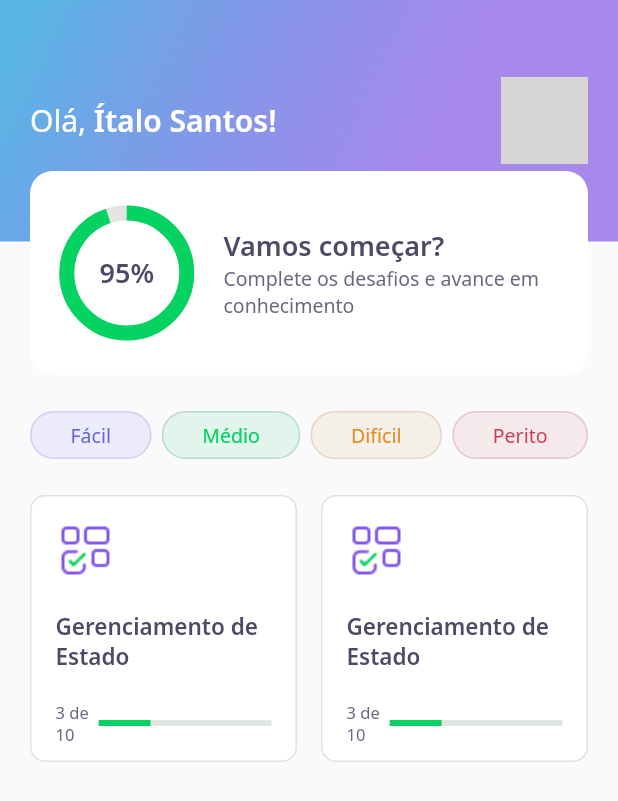
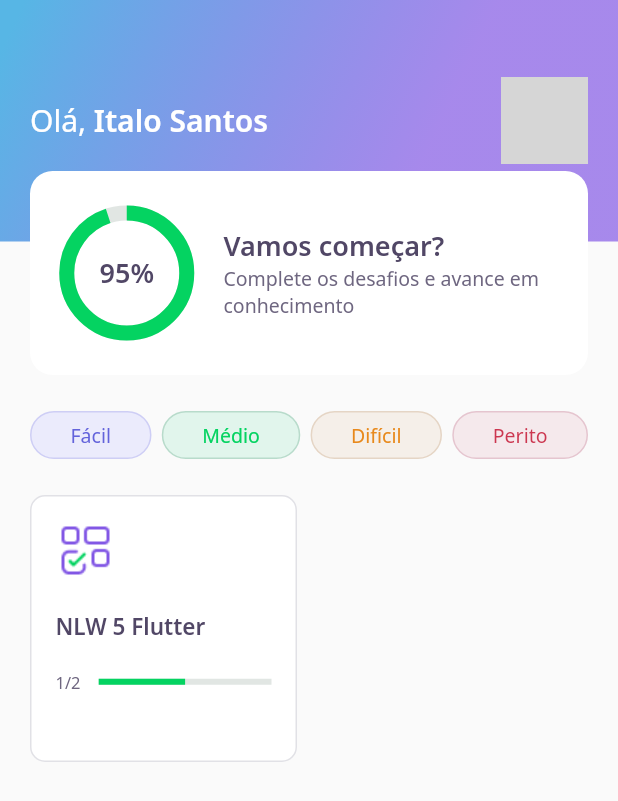
Before and after one commit to dev-italosantos/nlw-05-flutter, a Flutter app: the HomePage screen opened directly, on a phone screen of 412 x 824 dp. Shown: the top 801 px of the screen. Run offline on Flutter 3.47's test engine with Material 2 defaults, Android fonts, the phone set to English and light mode, and no system bars; our stand-ins replace google_fonts; accounts and stored records are empty; network calls fail; grey boxes are pictures that could not be loaded.

Commit message:
dev-quiz 3.2

```diff
--- /dev/null
+++ b/assets/database/user.json
@@ -0,0 +1,5 @@
+{
+    "name": "Italo Santos",
+    "score": 65,
+    "photoUrl": "https://avatars.githubusercontent.com/u/62223794?s=400&u=45741952646822b26c2a79457893cb96c81f3cc1&v=4"
+}
--- a/lib/core/app_widget.dart
+++ b/lib/core/app_widget.dart
@@ -1,4 +1,4 @@
-import 'package:dev_quiz/challenge/challenge_page.dart';
+import 'package:dev_quiz/home/home_page.dart';
 import 'package:flutter/material.dart';
 
 class AppWidget extends StatelessWidget {
@@ -7,7 +7,7 @@ class AppWidget extends StatelessWidget {
     return MaterialApp(
       title: "DevQuiz",
       debugShowCheckedModeBanner: false,
-      home: ChallengePage(),
+      home: HomePage(),
     );
   }
 }
--- a/lib/home/home_controller.dart
+++ b/lib/home/home_controller.dart
@@ -1,10 +1,28 @@
+import 'package:dev_quiz/home/home_repository.dart';
 import 'package:dev_quiz/home/home_state.dart';
 import 'package:dev_quiz/shared/models/quiz_model.dart';
 import 'package:dev_quiz/shared/models/user_model.dart';
+import 'package:flutter/cupertino.dart';
 
 class HomeController {
-  HomeState state = HomeState.empty;
+  final stateNotifer = ValueNotifier<HomeState>(HomeState.empty);
+  set state(HomeState state) => stateNotifer.value = state;
+  HomeState get state => stateNotifer.value;
 
   UserModel? user;
   List<QuizModel>? quizzes;
+
+  final repository = HomeRepository();
+
+  void getUser() async {
+    state = HomeState.loading;
+    user = await repository.getUser();
+    state = HomeState.success;
+  }
+
+  void getQuizzes() async {
+    state = HomeState.loading;
+    quizzes = await repository.getQuizzes();
+    state = HomeState.success;
+  }
 }
--- a/lib/home/home_page.dart
+++ b/lib/home/home_page.dart
@@ -1,3 +1,6 @@
+import 'package:dev_quiz/core/app_colors.dart';
+import 'package:dev_quiz/home/home_controller.dart';
+import 'package:dev_quiz/home/home_state.dart';
 import 'package:dev_quiz/home/widgets/appbar/app_bar_widget.dart';
 import 'package:dev_quiz/home/widgets/level_button/level_button_widget.dart';
 import 'package:dev_quiz/home/widgets/quiz_card/quiz_card_widget.dart';
@@ -11,10 +14,25 @@ class HomePage extends StatefulWidget {
 }
 
 class _HomePageState extends State<HomePage> {
+  final controller = HomeController();
+
+  @override
+  void initState() {
+    super.initState();
+    controller.getUser();
+    controller.getQuizzes();
+    controller.stateNotifer.addListener(() {
+      setState(() {});
+    });
+  }
+
   @override
   Widget build(BuildContext context) {
+    if (controller.state == HomeState.success) {
       return Scaffold(
-      appBar: AppBarWidget(),
+        appBar: AppBarWidget(
+          user: controller.user!,
+        ),
         body: Padding(
           padding: const EdgeInsets.symmetric(horizontal: 20),
           child: Column(
@@ -43,12 +61,28 @@ class _HomePageState extends State<HomePage> {
                   crossAxisCount: 2,
                   crossAxisSpacing: 16,
                   mainAxisSpacing: 16,
-                children: [QuizCardWidget(), QuizCardWidget()],
+                  children: controller.quizzes!
+                      .map((e) => QuizCardWidget(
+                            title: e.title,
+                            completed:
+                                "${e.questionAnswered}/${e.questions.length}",
+                            porcent: e.questionAnswered / e.questions.length,
+                          ))
+                      .toList(),
                 ),
               ),
             ],
           ),
         ),
       );
+    } else {
+      return Scaffold(
+        body: Center(
+          child: CircularProgressIndicator(
+            valueColor: AlwaysStoppedAnimation<Color>(AppColors.darkGreen),
+          ),
+        ),
+      );
     }
   }
+}
--- a/lib/home/widgets/appbar/app_bar_widget.dart
+++ b/lib/home/widgets/appbar/app_bar_widget.dart
@@ -1,10 +1,12 @@
 import 'package:dev_quiz/core/app_gradients.dart';
 import 'package:dev_quiz/core/app_text_styles.dart';
 import 'package:dev_quiz/home/widgets/score_card/score_card_widget.dart';
+import 'package:dev_quiz/shared/models/user_model.dart';
 import 'package:flutter/material.dart';
 
 class AppBarWidget extends PreferredSize {
-  AppBarWidget()
+  final UserModel user;
+  AppBarWidget({required this.user})
       : super(
           preferredSize: Size.fromHeight(250),
           child: Container(
@@ -25,7 +27,7 @@ class AppBarWidget extends PreferredSize {
                           style: AppTextStyles.title,
                           children: [
                             TextSpan(
-                              text: "Ítalo Santos!",
+                              text: user.name,
                               style: AppTextStyles.titleBold,
                             ),
                           ],
@@ -37,8 +39,7 @@ class AppBarWidget extends PreferredSize {
                         decoration: BoxDecoration(
                           borderRadius: BorderRadius.circular(10),
                           image: DecorationImage(
-                            image: NetworkImage(
-                                "https://avatars.githubusercontent.com/u/62223794?s=400&u=45741952646822b26c2a79457893cb96c81f3cc1&v=4"),
+                            image: NetworkImage(user.photoUrl),
                           ),
                         ),
                       )
--- a/lib/home/widgets/quiz_card/quiz_card_widget.dart
+++ b/lib/home/widgets/quiz_card/quiz_card_widget.dart
@@ -1,10 +1,22 @@
+import 'package:flutter/material.dart';
+
 import 'package:dev_quiz/core/app_colors.dart';
 import 'package:dev_quiz/core/app_images.dart';
 import 'package:dev_quiz/core/app_text_styles.dart';
 import 'package:dev_quiz/shared/widgets/progress_indicator_widget.dart';
-import 'package:flutter/material.dart';
 
 class QuizCardWidget extends StatelessWidget {
+  final String title;
+  final String completed;
+  final double porcent;
+
+  const QuizCardWidget({
+    Key? key,
+    required this.title,
+    required this.completed,
+    required this.porcent,
+  }) : super(key: key);
+
   @override
   Widget build(BuildContext context) {
     return Container(
@@ -24,7 +36,7 @@ class QuizCardWidget extends StatelessWidget {
           ),
           SizedBox(height: 20),
           Text(
-            "Gerenciamento de Estado",
+            title,
             style: AppTextStyles.heading15,
           ),
           SizedBox(height: 20),
@@ -33,13 +45,15 @@ class QuizCardWidget extends StatelessWidget {
               Expanded(
                 flex: 1,
                 child: Text(
-                  "3 de 10",
+                  completed,
                   style: AppTextStyles.body11,
                 ),
               ),
               Expanded(
                 flex: 4,
-                child: ProgressIndicatorWidget(value: 0.3),
+                child: ProgressIndicatorWidget(
+                  value: porcent,
+                ),
               )
             ],
           )
--- a/lib/shared/models/quiz_model.dart
+++ b/lib/shared/models/quiz_model.dart
@@ -1,6 +1,26 @@
+import 'dart:convert';
+
 import 'package:dev_quiz/shared/models/question_model.dart';
 
 enum Level { facil, medio, dificil, perito }
+
+extension LevelStringExt on String {
+  Level get paser => {
+        "facil": Level.facil,
+        "medio": Level.medio,
+        "dificil": Level.dificil,
+        "perito": Level.perito
+      }[this]!;
+}
+
+extension LevelExt on Level {
+  String get parse => {
+        Level.facil: "facil",
+        Level.medio: "medio",
+        Level.dificil: "dificil",
+        Level.perito: "perito"
+      }[this]!;
+}
 
 class QuizModel {
   final String title;
@@ -16,4 +36,30 @@ class QuizModel {
     required this.imagem,
     required this.level,
   });
+
+  Map<String, dynamic> toMap() {
+    return {
+      'title': title,
+      'questions': questions.map((x) => x.toMap()).toList(),
+      'questionAnswered': questionAnswered,
+      'imagem': imagem,
+      'level': level.parse
+    };
+  }
+
+  factory QuizModel.fromMap(Map<String, dynamic> map) {
+    return QuizModel(
+      title: map['title'],
+      questions: List<QuestionModel>.from(
+          map['questions']?.map((x) => QuestionModel.fromMap(x))),
+      questionAnswered: map['questionAnswered'],
+      imagem: map['imagem'],
+      level: (map['level'].toString().paser),
+    );
+  }
+
+  String toJson() => json.encode(toMap());
+
+  factory QuizModel.fromJson(String source) =>
+      QuizModel.fromMap(json.decode(source));
 }
--- a/lib/shared/models/user_model.dart
+++ b/lib/shared/models/user_model.dart
@@ -1,3 +1,5 @@
+import 'dart:convert';
+
 class UserModel {
   final String name;
   final String photoUrl;
@@ -6,6 +8,27 @@ class UserModel {
   UserModel({
     required this.name,
     required this.photoUrl,
-    required this.score,
+    this.score = 0,
   });
+
+  Map<String, dynamic> toMap() {
+    return {
+      'name': name,
+      'photoUrl': photoUrl,
+      'score': score,
+    };
+  }
+
+  factory UserModel.fromMap(Map<String, dynamic> map) {
+    return UserModel(
+      name: map['name'],
+      photoUrl: map['photoUrl'],
+      score: map['score'],
+    );
+  }
+
+  String toJson() => json.encode(toMap());
+
+  factory UserModel.fromJson(String source) =>
+      UserModel.fromMap(json.decode(source));
 }
--- a/pubspec.yaml
+++ b/pubspec.yaml
@@ -18,5 +18,6 @@ dev_dependencies:
 flutter:
   assets:
     - assets/images/
+    - assets/database/
 
   uses-material-design: true
```
Also changed, not shown: assets/database/quizzes.json (added, +28 -0 lines), lib/home/home_repository.dart (added, +21 -0 lines), lib/shared/models/awnser_model.dart (+21 -0 lines), lib/shared/models/question_model.dart (+22 -0 lines). Lines whose indentation alone changed are shown as unchanged.
